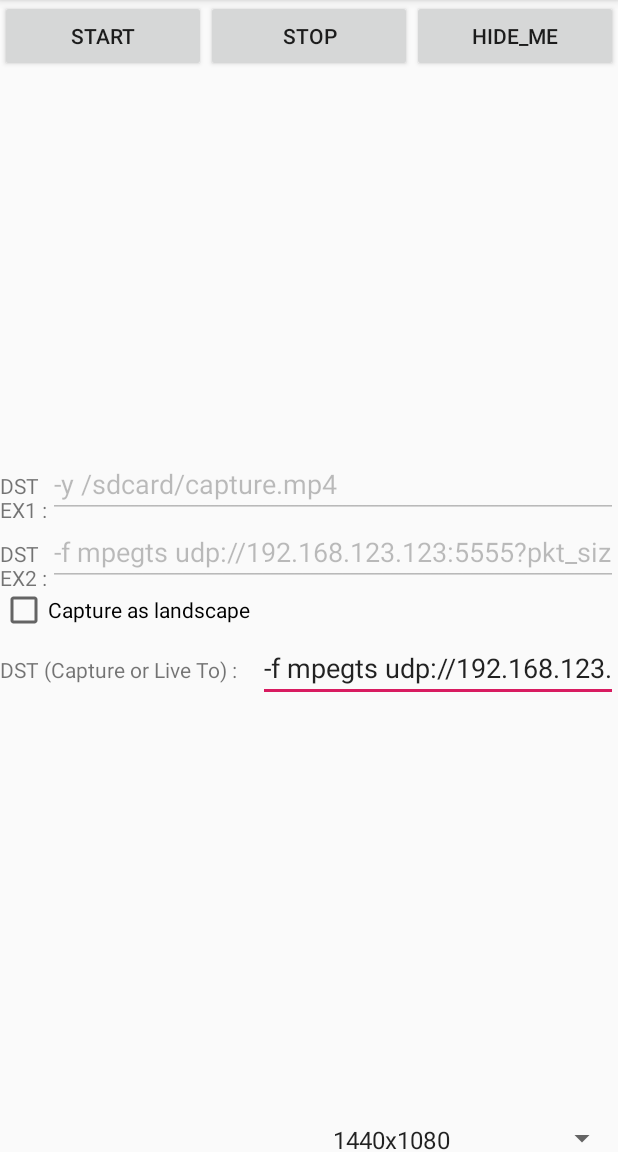
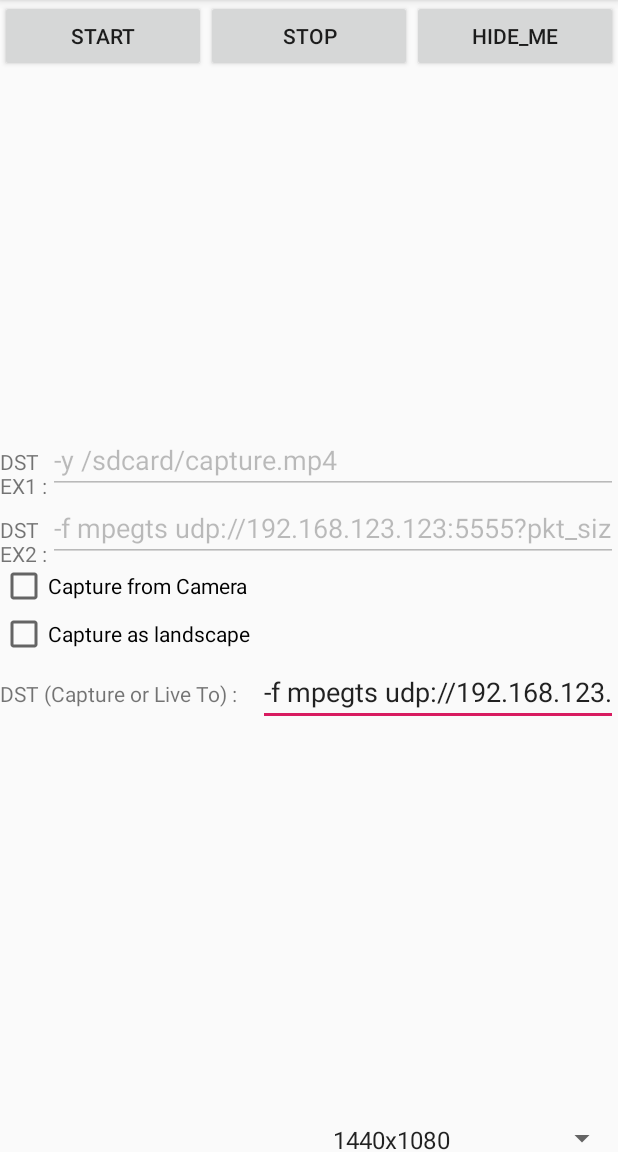
Before and after one commit to iocaster/FFmpegMC264Kit, an Android app: the screen it shows after launch (MainActivity2), on a phone screen of 412 x 824 dp, the part 84-1236 px from its top. Run offline under Robolectric (Android 15) with nearby library versions, the phone set to English and light mode, and no system bars; 7 statements that could not run were skipped.

Commit message:
* capture camera preview screen
    > launch camera preview app

```diff
--- a/app_example2/src/main/java/com/example/appexample2/MainActivity2.java
+++ b/app_example2/src/main/java/com/example/appexample2/MainActivity2.java
@@ -6,6 +6,7 @@
 package com.example.appexample2;
 
 import android.Manifest;
+import android.content.ComponentName;
 import android.content.ContextWrapper;
 import android.content.DialogInterface;
 import android.content.Intent;
@@ -56,7 +57,8 @@ public class MainActivity2 extends AppCompatActivity
     private int mDisplayHeight;
 
     private Button btnStart, btnStop, btnHide;
-    private CheckBox chkVideoMode;
+    private CheckBox chkCaptureFromCamera;
+    private CheckBox chkVideoMode;  //landscape mode
     private EditText capDst;
 
     private static MC264ScreenRecorder mMC264Recorder;
@@ -67,6 +69,18 @@ public class MainActivity2 extends AppCompatActivity
         @Override
         public void onStart() {
             hideMe();
+
+            //launch camera preview app if user requests the camera streaming
+            if( chkCaptureFromCamera.isChecked() ) {
+                Intent intent = new Intent();
+                intent.setComponent(new ComponentName("com.example.android.camera2basic", "com.example.android.camera2basic.CameraActivity"));
+                if (chkVideoMode.isChecked()) {
+                    intent.putExtra("req_landscape", 1);
+                } else {
+                    intent.putExtra("req_landscape", 0);
+                }
+                startActivity(intent);
+            }
         }
 
         @Override
@@ -113,6 +127,7 @@ public class MainActivity2 extends AppCompatActivity
         btnStart = findViewById(R.id.button_start);
         btnStop = findViewById(R.id.button_stop);
         btnHide = findViewById(R.id.button_hide);
+        chkCaptureFromCamera = findViewById(R.id.checkBox_CaptureCamera);
         chkVideoMode = findViewById(R.id.checkBox_VideoMode);
         capDst = findViewById(R.id.editText_capDst);
 
--- a/app_example2/src/main/res/layout/media_projection.xml
+++ b/app_example2/src/main/res/layout/media_projection.xml
@@ -106,6 +106,19 @@
             android:orientation="horizontal">
 
             <CheckBox
+                android:id="@+id/checkBox_CaptureCamera"
+                android:layout_width="wrap_content"
+                android:layout_height="wrap_content"
+                android:layout_weight="1"
+                android:text="Capture from Camera" />
+        </LinearLayout>
+
+        <LinearLayout
+            android:layout_width="match_parent"
+            android:layout_height="match_parent"
+            android:orientation="horizontal">
+
+            <CheckBox
                 android:id="@+id/checkBox_VideoMode"
                 android:layout_width="wrap_content"
                 android:layout_height="wrap_content"
--- a/ffmpegmc264/src/main/java/kim/yt/ffmpegmc264/MC264ScreenRecorder.java
+++ b/ffmpegmc264/src/main/java/kim/yt/ffmpegmc264/MC264ScreenRecorder.java
@@ -149,7 +149,7 @@ public class MC264ScreenRecorder
             this.mCallback.onStop(retcode);
     }
 
-    //@Override
+    //client should call me instead of Override
     public void onActivityResult(int requestCode, int resultCode, Intent data) {
         Log.d(TAG, "---> onActivityResult() ..." );
         if (requestCode != PERMISSION_CODE) {
```
